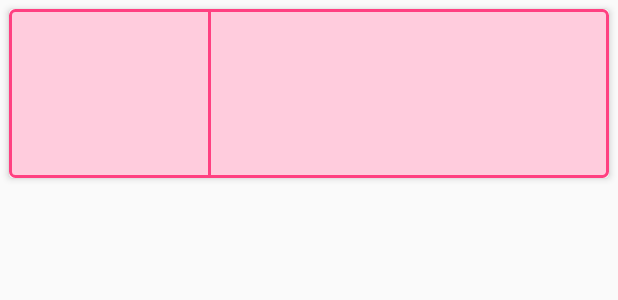
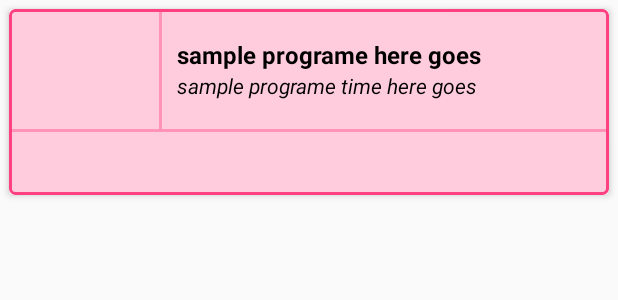
Before and after one commit to naeemark/AstroGuide, an Android app: the layout onair_list_item_layout.xml on its own in the app's theme, with its tools: preview values and no code run, on a phone screen of 412 x 824 dp. Shown: the top 300 px of the screen. Run offline under Robolectric (Android 15) with nearby library versions, the phone set to English and light mode, and no system bars.

Commit message:
improved card for Event

```diff
--- a/app/src/main/java/com/astro/guide/features/onair/view/holder/ChannelEventHolder.java
+++ b/app/src/main/java/com/astro/guide/features/onair/view/holder/ChannelEventHolder.java
@@ -56,47 +56,19 @@ public class ChannelEventHolder extends RecyclerView.ViewHolder {
     }
 
     public void setValues(final Channel channel) {
-        mChannel.setText(String.valueOf(channel.getStbNumber()) + "#"+channel.getTitle());
-
+        mChannel.setText(String.valueOf(channel.getStbNumber()) + ": " + channel.getTitle());
 
         Event currentEvent = DateTimeUtils.getCurrentEvent(channel.getEvents());
-
-        if (currentEvent==null){
+        if (currentEvent == null) {
             mEventTitle.setText(R.string.prompt_no_event_found);
-        }else{
+        } else {
             mEventTitle.setText(currentEvent.getProgrammeTitle());
             try {
                 mEventTime.setText(mContext.getString(R.string.prefix_event_time_on_air, DateTimeUtils.getFormatedDateTime(currentEvent)));
-//                mEventTime.setText(mContext.getString(R.string.prefix_event_time_on_air, DateTimeUtils.convertDateToTime(currentEvent)));
             } catch (ParseException e) {
                 e.printStackTrace();
             }
         }
-
-
-
-//        for (final Event event : channel.getEvents()) {
-//            LayoutInflater inflater = LayoutInflater.from(mContext);
-//            View inflatedLayout = inflater.inflate(R.layout.onnow_list_item_layout_inner, null, false);
-//
-//            TextView eventTitle = (TextView) inflatedLayout.findViewById(R.id.textview_eventTitle);
-//            TextView eventTime = (TextView) inflatedLayout.findViewById(R.id.textview_eventTime);
-//
-//            eventTitle.setText(event.getProgrammeTitle());
-//            eventTime.setText("Starts At:" + DateTimeUtils.getTime(event.getDisplayDateTime()));
-//
-//            inflatedLayout.setOnClickListener(new View.OnClickListener() {
-//                @Override
-//                public void onClick(View v) {
-//                    Intent intent = new Intent(mContext, DetailActivity.class);
-//                    intent.putExtra(DetailActivity.EVENT, event);
-//                    mContext.startActivity(intent);
-//                }
-//            });
-//
-//            eventsLayout.addView(inflatedLayout);
-//
-//        }
 
         Glide.with(mContext)
                 .load(channel.getLogoUrl())
--- a/app/src/main/res/layout/list_item_layout.xml
+++ b/app/src/main/res/layout/list_item_layout.xml
@@ -1,12 +1,12 @@
 <?xml version="1.0" encoding="utf-8"?>
 <android.support.v7.widget.CardView xmlns:android="http://schemas.android.com/apk/res/android"
+                                    xmlns:app="http://schemas.android.com/apk/res-auto"
                                     xmlns:card_view="http://schemas.android.com/apk/res-auto"
                                     android:layout_width="match_parent"
                                     android:layout_height="wrap_content"
-    xmlns:app="http://schemas.android.com/apk/res-auto"
                                     android:layout_margin="6dp"
+                                    android:foreground="?android:attr/selectableItemBackground"
                                     card_view:cardCornerRadius="@dimen/card_corner_radius"
-    android:foreground="?android:attr/selectableItemBackground"
                                     card_view:cardElevation="@dimen/card_corner_radius"
                                     card_view:cardUseCompatPadding="false">
 
@@ -17,35 +17,30 @@
         android:orientation="horizontal">
 
         <ImageView
-            android:contentDescription="@string/lbl_logo"
             android:id="@+id/imageView_logo"
             android:layout_width="@dimen/width_channel_logo"
             android:layout_height="@dimen/height_channel_logo"
             android:background="@drawable/bg_row_left"
+            android:contentDescription="@string/lbl_logo"
             android:padding="@dimen/margin_padding_minimal"
-            android:scaleType="fitCenter" />
+            android:scaleType="fitCenter"/>
 
         <LinearLayout
             android:layout_width="0dp"
             android:layout_height="wrap_content"
+            android:layout_gravity="center_vertical"
             android:layout_marginStart="@dimen/padding_average"
-            android:layout_gravity="center_vertical"
             android:layout_weight="1"
             android:orientation="vertical">
 
             <TextView
                 android:id="@+id/textview_title"
-                android:layout_width="match_parent"
-                android:layout_height="wrap_content"
-                android:textSize="16sp"
-                android:textStyle="bold" />
+                style="@style/TextTitle"/>
 
             <TextView
                 android:id="@+id/textview_number"
-                android:layout_width="match_parent"
-                android:layout_height="wrap_content"
-                android:textStyle="bold"
-                android:textSize="14sp" />
+                style="@style/Text"
+                />
 
         </LinearLayout>
 
@@ -53,13 +48,13 @@
             android:id="@+id/button_fav"
             android:layout_width="wrap_content"
             android:layout_height="wrap_content"
+            android:layout_gravity="center_vertical"
+            android:tint="@color/colorAccent"
+            android:visibility="gone"
             app:mfb_bounce_duration="0"
             app:mfb_type="heart"
-            android:visibility="gone"
-            android:tint="@color/colorAccent"
             card_view:mfb_animate_favorite="false"
-            card_view:mfb_animate_unfavorite="false"
-            android:layout_gravity="center_vertical"/>
+            card_view:mfb_animate_unfavorite="false"/>
 
         <ImageView
             android:layout_width="wrap_content"
@@ -67,7 +62,7 @@
             android:layout_gravity="center_vertical"
             android:layout_marginEnd="@dimen/margin_padding_minimal"
             android:src="@drawable/ic_navigate_next"
-            android:tint="@color/colorPrimaryDark" />
+            android:tint="@color/colorPrimaryDark"/>
 
     </LinearLayout>
 </android.support.v7.widget.CardView>
--- a/app/src/main/res/layout/onair_list_item_layout.xml
+++ b/app/src/main/res/layout/onair_list_item_layout.xml
@@ -5,7 +5,6 @@
     android:layout_width="match_parent"
     android:layout_height="wrap_content"
     android:layout_margin="6dp"
-
     android:foreground="?android:attr/selectableItemBackground"
     card_view:cardCornerRadius="3dp"
     card_view:cardElevation="3dp"
@@ -15,64 +14,60 @@
         android:layout_width="match_parent"
         android:layout_height="wrap_content"
         android:background="@drawable/bg_row"
-        android:orientation="horizontal"
-
-        android:weightSum="3">
+        android:orientation="vertical">
 
         <LinearLayout
             android:id="@+id/linearLayout_channel"
-            android:layout_width="0dp"
+            android:layout_width="match_parent"
             android:layout_height="wrap_content"
             android:layout_weight="1"
             android:gravity="center_horizontal"
-            android:orientation="vertical">
+            android:orientation="horizontal">
 
             <ImageView
                 android:id="@+id/logo_icon"
                 android:layout_width="100dp"
                 android:layout_height="80dp"
+                android:layout_gravity="left"
                 android:scaleType="fitCenter"/>
 
-            <TextView
-                android:id="@+id/textview_channel"
-                android:layout_width="wrap_content"
-                android:layout_height="wrap_content"
-                android:gravity="center_horizontal"
-                android:padding="5dp"
-                android:textSize="16sp"
-                android:textStyle="bold"/>
-
-        </LinearLayout>
 
             <View
                 android:layout_width="@dimen/sep_line_width"
                 android:layout_height="match_parent"
-            android:background="@color/colorAccent"/>
+                android:background="@color/colorSepLine"/>
 
             <RelativeLayout
                 android:layout_width="0dp"
                 android:layout_height="match_parent"
-            android:layout_weight="2"
-            android:padding="@dimen/padding_average"
-            >
+                android:layout_weight="1"
+                android:gravity="center|left"
+                android:padding="@dimen/padding_average">
 
                 <TextView
                     android:id="@+id/textview_eventTitle"
-                android:layout_width="wrap_content"
-                android:layout_height="wrap_content"
-                android:layout_alignParentTop="true"
-                android:textSize="16sp"/>
+                    style="@style/TextTitle"
+                    android:text="sample programe here goes"/>
 
                 <TextView
                     android:id="@+id/textview_eventTime"
-                android:layout_width="wrap_content"
-                android:layout_height="wrap_content"
+                    style="@style/Text"
                     android:layout_below="@+id/textview_eventTitle"
-                android:layout_centerHorizontal="true"
-                android:layout_marginTop="@dimen/padding_average"
-                android:textSize="14sp"
+                    android:text="sample programe time here goes"
                     android:textStyle="italic"/>
 
             </RelativeLayout>
         </LinearLayout>
+
+        <View
+            android:layout_width="match_parent"
+            android:layout_height="@dimen/sep_line_width"
+            android:background="@color/colorSepLine"/>
+
+        <TextView
+            android:id="@+id/textview_channel"
+            style="@style/TextTitle"
+            android:layout_margin="@dimen/padding_average"/>
+
+    </LinearLayout>
 </android.support.v7.widget.CardView>
--- a/app/src/main/res/values/colors.xml
+++ b/app/src/main/res/values/colors.xml
@@ -6,4 +6,5 @@
     <color name="colorBackground">#EEEEEE</color>
     <color name="colorText">@android:color/black</color>
     <color name="colorAccentDim">#44FF4081</color>
+    <color name="colorSepLine">#66FF4081</color>
 </resources>
--- a/app/src/main/res/values/dimens.xml
+++ b/app/src/main/res/values/dimens.xml
@@ -21,4 +21,8 @@
     <dimen name="width_channel_logo">100dp</dimen>
     <dimen name="height_channel_logo">80dp</dimen>
     <dimen name="card_corner_radius">3dp</dimen>
+
+
+    <dimen name="textSize">14sp</dimen>
+    <dimen name="titleTextSize">16sp</dimen>
 </resources>
--- a/app/src/main/res/values/styles.xml
+++ b/app/src/main/res/values/styles.xml
@@ -1,4 +1,4 @@
-<resources xmlns:tools="http://schemas.android.com/tools">
+<resources>
 
     <style name="AppTheme" parent="Theme.AppCompat.Light">
         <item name="colorPrimary">@color/colorPrimary</item>
@@ -39,4 +39,15 @@
         <item name="android:textAllCaps">true</item>
     </style>
 
+    <style name="Text">
+        <item name="android:layout_width">match_parent</item>
+        <item name="android:layout_height">wrap_content</item>
+        <item name="android:textSize">@dimen/textSize</item>
+    </style>
+
+    <style name="TextTitle" parent="Text">
+        <item name="android:textSize">@dimen/titleTextSize</item>
+        <item name="android:textStyle">bold</item>
+    </style>
+
 </resources>
```
Lines whose indentation alone changed are shown as unchanged.
